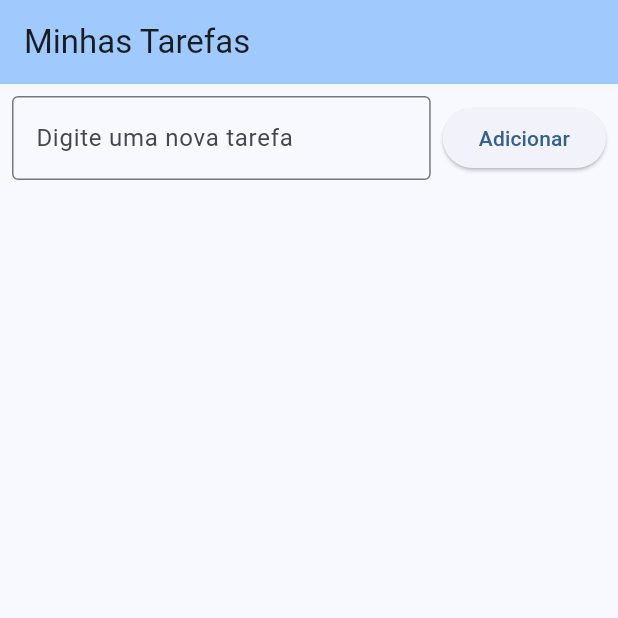
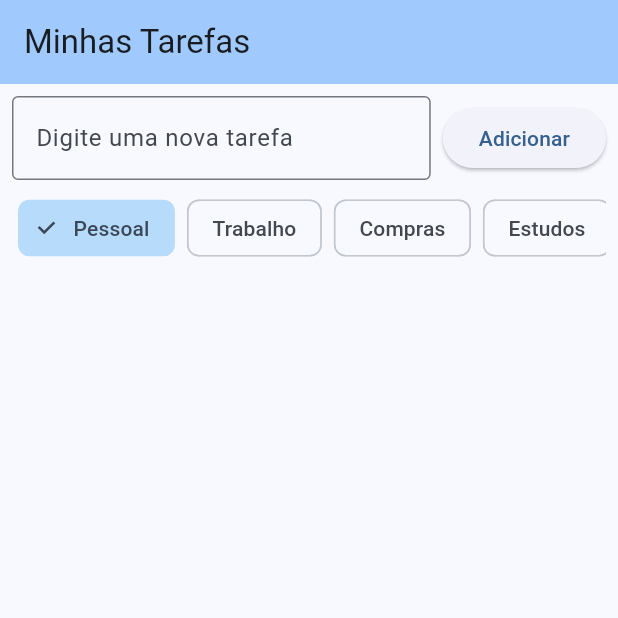
Before and after one commit to z3nr1q/to_do_list, a Flutter app: the screen it shows after launch, on a phone screen of 412 x 824 dp, the top half of it. Run offline on Flutter 3.47's test engine with Material 3 defaults, Android fonts, the phone set to English and light mode, and no system bars; our stand-ins replace shared_preferences.

Commit message:
Implementando categorização de tarefas com cores e seleção visual

```diff
--- /dev/null
+++ b/devtools_options.yaml
@@ -0,0 +1,3 @@
+description: This file stores settings for Dart & Flutter DevTools.
+documentation: https://docs.flutter.dev/tools/devtools/extensions#configure-extension-enablement-states
+extensions:
--- a/lib/main.dart
+++ b/lib/main.dart
@@ -6,20 +6,44 @@ void main() {
   runApp(const MyApp());
 }
 
+class Category {
+  final String name;
+  final Color color;
+
+  const Category({required this.name, required this.color});
+
+  Map<String, dynamic> toJson() => {
+    'name': name,
+    'color': color.value,
+  };
+
+  factory Category.fromJson(Map<String, dynamic> json) => Category(
+    name: json['name'],
+    color: Color(json['color']),
+  );
+}
+
 class Todo {
   String text;
   bool isDone;
+  Category category;
 
-  Todo({required this.text, this.isDone = false});
+  Todo({
+    required this.text,
+    this.isDone = false,
+    required this.category,
+  });
 
   Map<String, dynamic> toJson() => {
     'text': text,
     'isDone': isDone,
+    'category': category.toJson(),
   };
 
   factory Todo.fromJson(Map<String, dynamic> json) => Todo(
     text: json['text'],
     isDone: json['isDone'],
+    category: Category.fromJson(json['category']),
   );
 }
 
@@ -50,6 +74,15 @@ class _TodoListPageState extends State<TodoListPage> {
   final List<Todo> _todos = [];
   final TextEditingController _controller = TextEditingController();
   static const String _todosKey = 'todos_key';
+  Category _selectedCategory = categories[0];
+
+  static const List<Category> categories = [
+    Category(name: 'Pessoal', color: Colors.blue),
+    Category(name: 'Trabalho', color: Colors.red),
+    Category(name: 'Compras', color: Colors.green),
+    Category(name: 'Estudos', color: Colors.purple),
+    Category(name: 'Outros', color: Colors.orange),
+  ];
 
   @override
   void initState() {
@@ -79,7 +112,10 @@ class _TodoListPageState extends State<TodoListPage> {
   void _addTodo(String text) {
     if (text.isNotEmpty) {
       setState(() {
-        _todos.add(Todo(text: text));
+        _todos.add(Todo(
+          text: text,
+          category: _selectedCategory,
+        ));
       });
       _saveTodos();
       _controller.clear();
@@ -111,7 +147,9 @@ class _TodoListPageState extends State<TodoListPage> {
         children: [
           Padding(
             padding: const EdgeInsets.all(8.0),
-            child: Row(
+            child: Column(
+              children: [
+                Row(
                   children: [
                     Expanded(
                       child: TextField(
@@ -127,6 +165,31 @@ class _TodoListPageState extends State<TodoListPage> {
                     ElevatedButton(
                       onPressed: () => _addTodo(_controller.text),
                       child: const Text('Adicionar'),
+                    ),
+                  ],
+                ),
+                const SizedBox(height: 8),
+                SingleChildScrollView(
+                  scrollDirection: Axis.horizontal,
+                  child: Row(
+                    children: categories.map((category) {
+                      return Padding(
+                        padding: const EdgeInsets.symmetric(horizontal: 4),
+                        child: ChoiceChip(
+                          label: Text(category.name),
+                          selected: _selectedCategory.name == category.name,
+                          selectedColor: category.color.withOpacity(0.3),
+                          onSelected: (selected) {
+                            if (selected) {
+                              setState(() {
+                                _selectedCategory = category;
+                              });
+                            }
+                          },
+                        ),
+                      );
+                    }).toList(),
+                  ),
                 ),
               ],
             ),
@@ -148,6 +211,27 @@ class _TodoListPageState extends State<TodoListPage> {
                       color: todo.isDone ? Colors.grey : null,
                     ),
                   ),
+                  subtitle: Row(
+                    children: [
+                      Container(
+                        padding: const EdgeInsets.symmetric(
+                          horizontal: 8,
+                          vertical: 2,
+                        ),
+                        decoration: BoxDecoration(
+                          color: todo.category.color.withOpacity(0.2),
+                          borderRadius: BorderRadius.circular(12),
+                        ),
+                        child: Text(
+                          todo.category.name,
+                          style: TextStyle(
+                            color: todo.category.color,
+                            fontSize: 12,
+                          ),
+                        ),
+                      ),
+                    ],
+                  ),
                   trailing: IconButton(
                     icon: const Icon(Icons.delete),
                     onPressed: () => _removeTodo(index),
```
Lines whose indentation alone changed are shown as unchanged.
